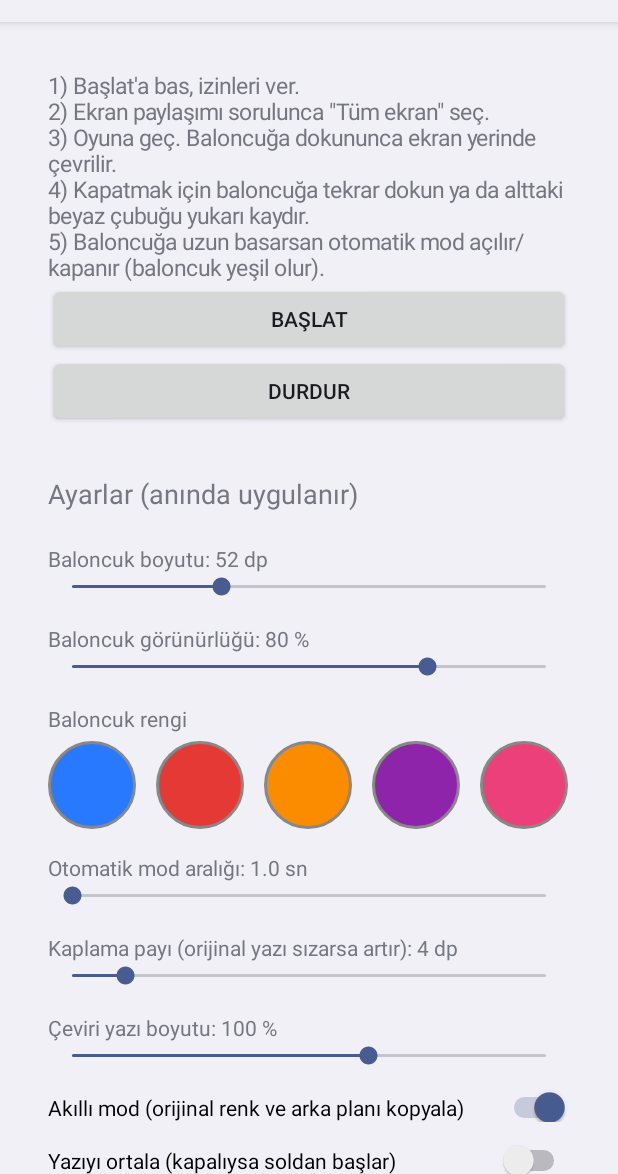
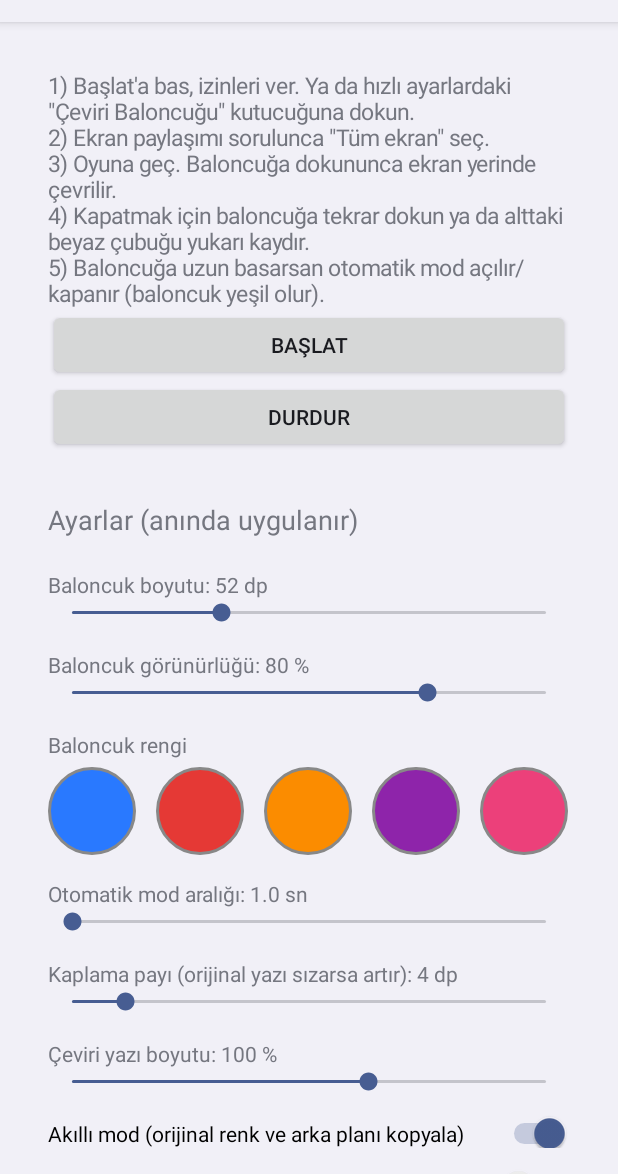
Before and after one commit to ayasoyuno/ceviri-baloncugu, an Android app: the screen it shows after launch (MainActivity), after a tap on "BAŞLAT", on a phone screen of 412 x 824 dp, the part 62-1236 px from its top. Run offline under Robolectric (Android 15) with nearby library versions, the phone set to English and light mode, and no system bars.

Commit message:
Update MainActivity.java

```diff
--- a/app/src/main/java/com/ayaso/ceviri/MainActivity.java
+++ b/app/src/main/java/com/ayaso/ceviri/MainActivity.java
@@ -3,6 +3,7 @@ package com.ayaso.ceviri;
 import android.app.Activity;
 import android.content.Intent;
 import android.content.SharedPreferences;
+import android.graphics.drawable.GradientDrawable;
 import android.media.projection.MediaProjectionManager;
 import android.net.Uri;
 import android.os.Build;
@@ -11,6 +12,7 @@ import android.provider.Settings;
 import android.text.Editable;
 import android.text.InputType;
 import android.text.TextWatcher;
+import android.view.View;
 import android.widget.Button;
 import android.widget.EditText;
 import android.widget.LinearLayout;
@@ -19,8 +21,6 @@ import android.widget.SeekBar;
 import android.widget.Switch;
 import android.widget.TextView;
 import android.widget.Toast;
-import android.graphics.drawable.GradientDrawable;
-import android.view.View;
 
 import java.util.Locale;
 
@@ -42,7 +42,7 @@ public class MainActivity extends Activity {
 
         TextView info = new TextView(this);
         info.setTextSize(15);
-        info.setText("1) Başlat'a bas, izinleri ver.\n"
+        info.setText("1) Başlat'a bas, izinleri ver. Ya da hızlı ayarlardaki \"Çeviri Baloncuğu\" kutucuğuna dokun.\n"
                 + "2) Ekran paylaşımı sorulunca \"Tüm ekran\" seç.\n"
                 + "3) Oyuna geç. Baloncuğa dokununca ekran yerinde çevrilir.\n"
                 + "4) Kapatmak için baloncuğa tekrar dokun ya da alttaki beyaz çubuğu yukarı kaydır.\n"
@@ -51,18 +51,7 @@ public class MainActivity extends Activity {
 
         Button start = new Button(this);
         start.setText("Başlat");
-        start.setOnClickListener(v -> {
-            if (!Settings.canDrawOverlays(this)) {
-                startActivity(new Intent(Settings.ACTION_MANAGE_OVERLAY_PERMISSION,
-                        Uri.parse("package:" + getPackageName())));
-                Toast.makeText(this, "İzni aç, sonra geri dönüp tekrar Başlat'a bas",
-                        Toast.LENGTH_LONG).show();
-                return;
-            }
-            MediaProjectionManager m =
-                    (MediaProjectionManager) getSystemService(MEDIA_PROJECTION_SERVICE);
-            startActivityForResult(m.createScreenCaptureIntent(), REQ_CAPTURE);
-        });
+        start.setOnClickListener(v -> startCapture());
         root.addView(start);
 
         Button stop = new Button(this);
@@ -78,7 +67,7 @@ public class MainActivity extends Activity {
 
         addSeek(root, "Baloncuk boyutu", "size", 30, 100, 52, 1, " dp");
         addSeek(root, "Baloncuk görünürlüğü", "alpha", 20, 100, 80, 1, " %");
-                addColors(root);
+        addColors(root);
         addSeek(root, "Otomatik mod aralığı", "speed", 10, 30, 10, 10, " sn");
         addSeek(root, "Kaplama payı (orijinal yazı sızarsa artır)", "pad", 2, 20, 4, 1, " dp");
         addSeek(root, "Çeviri yazı boyutu", "tsize", 50, 130, 100, 1, " %");
@@ -115,7 +104,7 @@ public class MainActivity extends Activity {
 
         TextView g2 = new TextView(this);
         g2.setPadding(0, 32, 0, 0);
-        g2.setText("2. sağlayıcı: Groq (console.groq.com) ya da OpenAI uyumlu servis");
+        g2.setText("2. sağlayıcı: Groq / OpenRouter ya da OpenAI uyumlu servis");
         root.addView(g2);
         addField(root, "Adres", "b_url", "https://api.groq.com/openai/v1", false);
         addField(root, "API anahtarı", "b_key", "", true);
@@ -125,20 +114,24 @@ public class MainActivity extends Activity {
         ScrollView sv = new ScrollView(this);
         sv.addView(root);
         setContentView(sv);
+
         if (getIntent().getBooleanExtra("autostart", false)) startCapture();
-         private void startCapture() {
+    }
+
+    private void startCapture() {
         if (!Settings.canDrawOverlays(this)) {
             startActivity(new Intent(Settings.ACTION_MANAGE_OVERLAY_PERMISSION,
                     Uri.parse("package:" + getPackageName())));
-            Toast.makeText(this, "İzni aç, sonra kutucuğa tekrar bas",
+            Toast.makeText(this, "İzni aç, sonra geri dönüp tekrar Başlat'a bas",
                     Toast.LENGTH_LONG).show();
             return;
         }
         MediaProjectionManager m =
                 (MediaProjectionManager) getSystemService(MEDIA_PROJECTION_SERVICE);
         startActivityForResult(m.createScreenCaptureIntent(), REQ_CAPTURE);
-            }
-    }    private void addColors(LinearLayout root) {
+    }
+
+    private void addColors(LinearLayout root) {
         TextView t = new TextView(this);
         t.setPadding(0, 24, 0, 8);
         t.setText("Baloncuk rengi");
@@ -165,6 +158,7 @@ public class MainActivity extends Activity {
         }
         root.addView(row);
     }
+
     private void addGlossary(LinearLayout root) {
         TextView t = new TextView(this);
         t.setPadding(0, 32, 0, 0);
@@ -184,6 +178,7 @@ public class MainActivity extends Activity {
         });
         root.addView(et);
     }
+
     private void addSwitch(LinearLayout root, String text, String key, boolean def) {
         Switch s = new Switch(this);
         s.setText(text);
```
